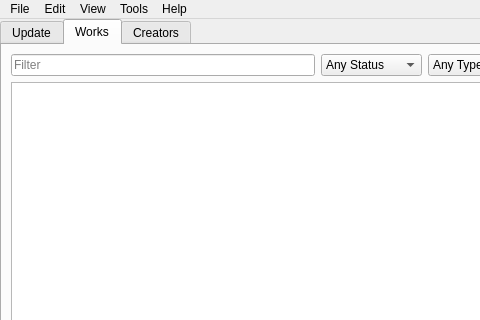
Before: the Qt Designer form src/MainWindow/MainWindow.ui in NikolaRoev/Tracker, drawn with Qt 5; both pictures show x 0 to 480 and y 0 to 320 of the 1280 by 720 pixel window.
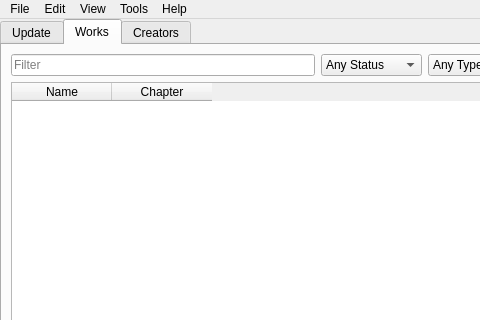
After: the same form once the commit is applied. Icons and pictures are not drawn.

Commit message: Changed the works entries widget to a table.

Patch:
```diff
--- a/src/MainWindow/MainWindow.ui
+++ b/src/MainWindow/MainWindow.ui
@@ -237,16 +237,41 @@
            </layout>
           </item>
           <item>
-           <widget class="QListWidget" name="worksListWidget">
-            <property name="frameShadow">
-             <enum>QFrame::Plain</enum>
-            </property>
-            <property name="lineWidth">
-             <number>2</number>
+           <widget class="QTableWidget" name="worksTableWidget">
+            <property name="editTriggers">
+             <set>QAbstractItemView::NoEditTriggers</set>
             </property>
             <property name="alternatingRowColors">
              <bool>true</bool>
             </property>
+            <property name="selectionMode">
+             <enum>QAbstractItemView::SingleSelection</enum>
+            </property>
+            <property name="showGrid">
+             <bool>false</bool>
+            </property>
+            <property name="gridStyle">
+             <enum>Qt::NoPen</enum>
+            </property>
+            <property name="cornerButtonEnabled">
+             <bool>false</bool>
+            </property>
+            <attribute name="verticalHeaderVisible">
+             <bool>false</bool>
+            </attribute>
+            <attribute name="verticalHeaderHighlightSections">
+             <bool>false</bool>
+            </attribute>
+            <column>
+             <property name="text">
+              <string>Name</string>
+             </property>
+            </column>
+            <column>
+             <property name="text">
+              <string>Chapter</string>
+             </property>
+            </column>
            </widget>
           </item>
          </layout>
```
The commit also changes 6 other files.
